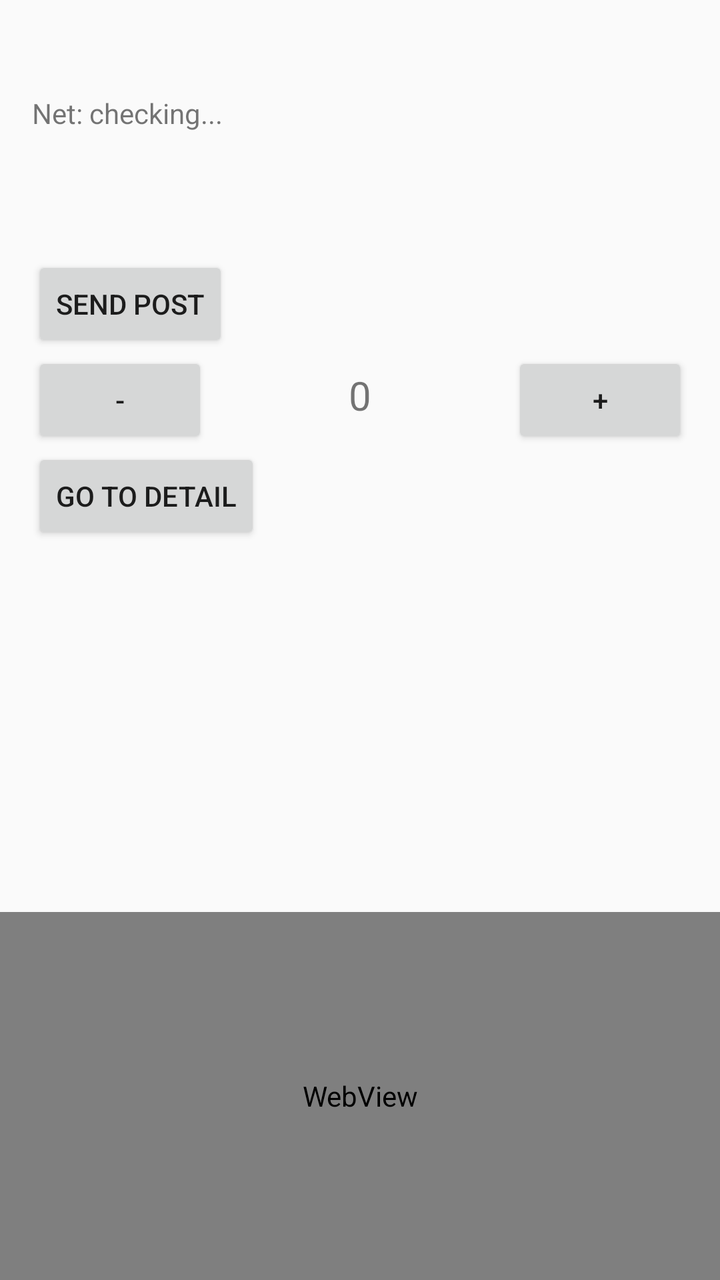
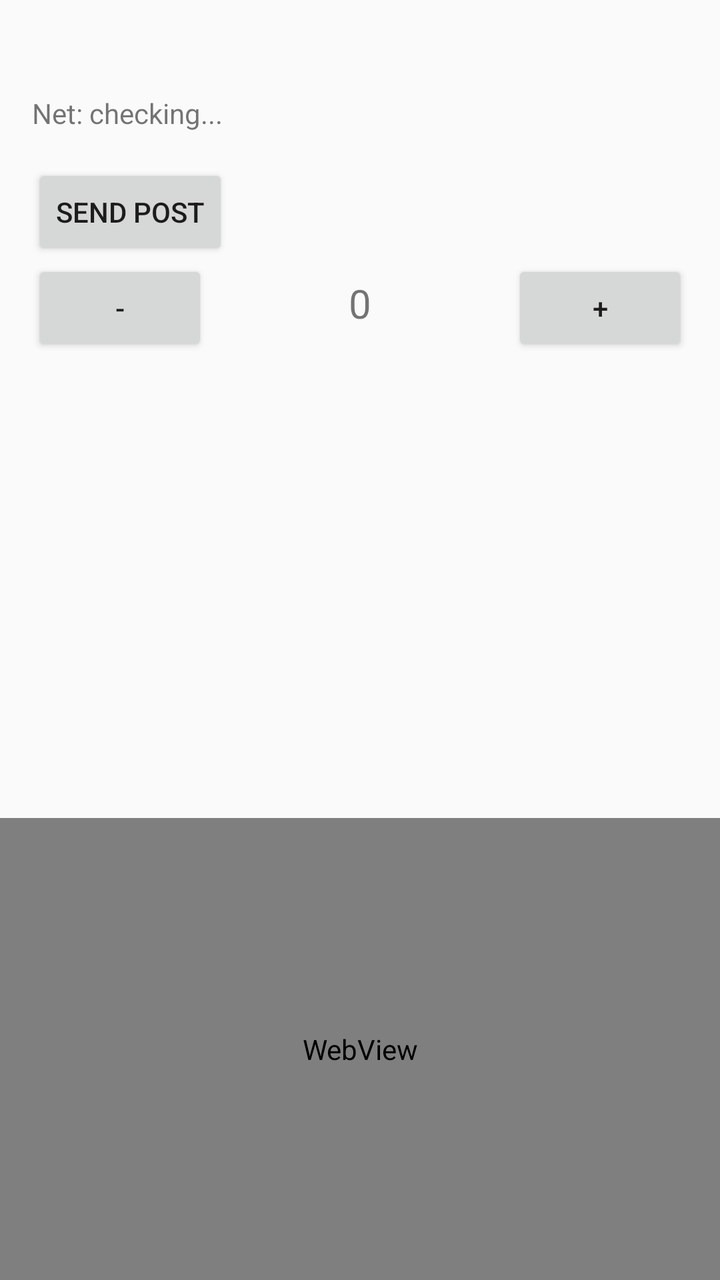

An Android layout rendered at two revisions. The XML below is the earlier revision; the diff shows what the commit changed to produce the second picture.
<!-- AndroidManifest.xml: application theme Theme.AppCompat.Light.DarkActionBar -->
<!-- res/layout/fragment_home.xml -->
<?xml version="1.0" encoding="utf-8"?>
<LinearLayout xmlns:android="http://schemas.android.com/apk/res/android"
    android:id="@+id/home_root"
    android:layout_width="match_parent"
    android:layout_height="match_parent"
    android:orientation="vertical">

    <LinearLayout
        android:layout_width="match_parent"
        android:layout_height="wrap_content"
        android:orientation="horizontal"
        android:gravity="center_vertical"
        android:paddingStart="16dp"
        android:paddingEnd="16dp"
        android:paddingTop="8dp"
        android:paddingBottom="4dp">

        <TextView
            android:id="@+id/authStatusText"
            android:layout_width="0dp"
            android:layout_height="wrap_content"
            android:layout_weight="1"
            android:textSize="14sp"
            android:textStyle="bold" />

        <Button
            android:id="@+id/logoutButton"
            android:layout_width="wrap_content"
            android:layout_height="wrap_content"
            android:text="Logout"
            android:textSize="12sp"
            android:visibility="gone" />
    </LinearLayout>

    <TextView
        android:id="@+id/statusText"
        android:layout_width="match_parent"
        android:layout_height="wrap_content"
        android:padding="16dp"
        android:text="Net: checking..."
        android:textSize="14sp" />

    <TextView
        android:id="@+id/deviceInfoText"
        android:layout_width="match_parent"
        android:layout_height="wrap_content"
        android:paddingStart="16dp"
        android:paddingEnd="16dp"
        android:paddingBottom="4dp"
        android:textSize="14sp" />

    <TextView
        android:id="@+id/packageInfoText"
        android:layout_width="match_parent"
        android:layout_height="wrap_content"
        android:paddingStart="16dp"
        android:paddingEnd="16dp"
        android:paddingBottom="4dp"
        android:textSize="14sp" />

    <Button
        android:id="@+id/postButton"
        android:layout_width="wrap_content"
        android:layout_height="wrap_content"
        android:layout_marginStart="16dp"
        android:text="Send POST" />

    <LinearLayout
        android:layout_width="match_parent"
        android:layout_height="wrap_content"
        android:orientation="horizontal"
        android:paddingStart="16dp"
        android:paddingEnd="16dp">

        <Button
            android:id="@+id/decrementButton"
            android:layout_width="wrap_content"
            android:layout_height="wrap_content"
            android:text="-" />

        <TextView
            android:id="@+id/countText"
            android:layout_width="0dp"
            android:layout_height="wrap_content"
            android:layout_weight="1"
            android:gravity="center"
            android:text="0"
            android:textSize="20sp" />

        <Button
            android:id="@+id/incrementButton"
            android:layout_width="wrap_content"
            android:layout_height="wrap_content"
            android:text="+" />
    </LinearLayout>

    <Button
        android:id="@+id/navigateButton"
        android:layout_width="wrap_content"
        android:layout_height="wrap_content"
        android:layout_marginStart="16dp"
        android:text="Go to Detail" />

    <ScrollView
        android:layout_width="match_parent"
        android:layout_height="0dp"
        android:layout_weight="1">

        <TextView
            android:id="@+id/logText"
            android:layout_width="match_parent"
            android:layout_height="wrap_content"
            android:padding="16dp"
            android:textSize="14sp" />
    </ScrollView>

    <WebView
        android:id="@+id/webView"
        android:layout_width="match_parent"
        android:layout_height="0dp"
        android:layout_weight="1" />

</LinearLayout>
<!-- resources referenced by this layout -->
<resources>

</resources>

<!-- the commit's change to res/layout/fragment_home.xml (unified diff, before → after) -->
@@ -40,24 +40,6 @@
         android:text="Net: checking..."
         android:textSize="14sp" />
 
-    <TextView
-        android:id="@+id/deviceInfoText"
-        android:layout_width="match_parent"
-        android:layout_height="wrap_content"
-        android:paddingStart="16dp"
-        android:paddingEnd="16dp"
-        android:paddingBottom="4dp"
-        android:textSize="14sp" />
-
-    <TextView
-        android:id="@+id/packageInfoText"
-        android:layout_width="match_parent"
-        android:layout_height="wrap_content"
-        android:paddingStart="16dp"
-        android:paddingEnd="16dp"
-        android:paddingBottom="4dp"
-        android:textSize="14sp" />
-
     <Button
         android:id="@+id/postButton"
         android:layout_width="wrap_content"
@@ -94,13 +76,6 @@
             android:text="+" />
     </LinearLayout>
 
-    <Button
-        android:id="@+id/navigateButton"
-        android:layout_width="wrap_content"
-        android:layout_height="wrap_content"
-        android:layout_marginStart="16dp"
-        android:text="Go to Detail" />
-
     <ScrollView
         android:layout_width="match_parent"
         android:layout_height="0dp"
